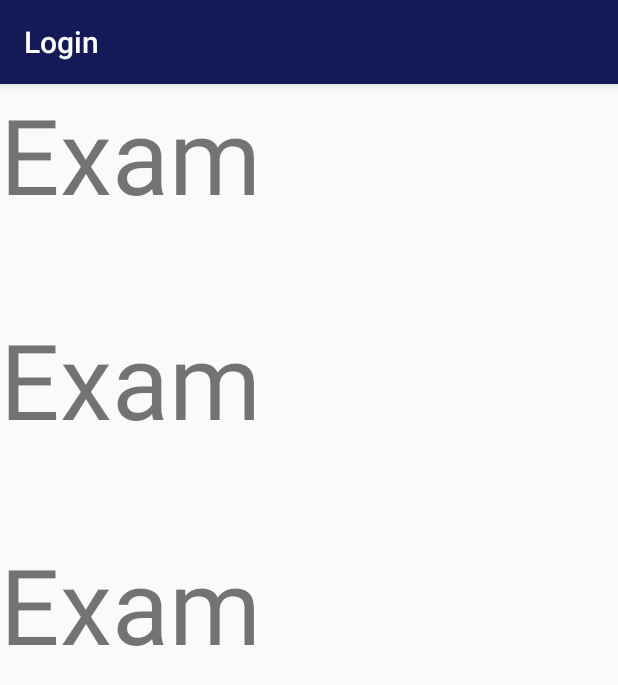
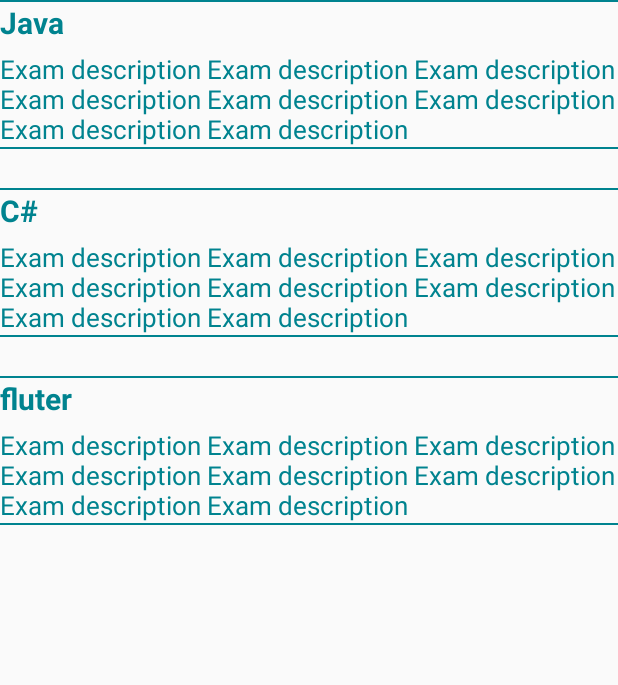
Before and after one commit to omarfaroke/TesterApp, an Android app: the ExamFragment screen opened directly, with no data from a screen before it, on a phone screen of 412 x 824 dp. Shown: the top 685 px of the screen. Run offline under Robolectric (Android 15) with nearby library versions, the phone set to English and light mode, and no system bars; our stand-ins replace Volley; network calls fail.

```diff
--- a/app/src/main/java/com/codingacademy/testerapp/ExamFragment.java
+++ b/app/src/main/java/com/codingacademy/testerapp/ExamFragment.java
@@ -13,10 +13,23 @@ import android.view.View;
 import android.view.ViewGroup;
 import android.widget.TextView;
 
+import com.android.volley.AuthFailureError;
+import com.android.volley.Request;
+import com.android.volley.Response;
+import com.android.volley.VolleyError;
+import com.android.volley.toolbox.StringRequest;
 import com.codingacademy.testerapp.model.Exam;
+import com.codingacademy.testerapp.requests.VolleyCallback;
+import com.google.gson.Gson;
+import com.google.gson.GsonBuilder;
+
+import org.json.JSONArray;
+import org.json.JSONException;
+import org.json.JSONObject;
 
 import java.util.ArrayList;
 import java.util.List;
+import java.util.Map;
 
 
 /**
@@ -24,8 +37,10 @@ import java.util.List;
  */
 public class ExamFragment extends Fragment {
     RecyclerView recyclerExam;
-List<Exam> examsArr;
+   Exam[] examsArr;
     ExamAdapter examAdapter;
+    int cat_id = 0;
+
     public ExamFragment() {
         // Required empty public constructor
     }
@@ -35,46 +50,93 @@ ExamAdapter examAdapter;
     public View onCreateView(LayoutInflater inflater, ViewGroup container,
                              Bundle savedInstanceState) {
         // Inflate the layout for this fragment
-        View v= inflater.inflate(R.layout.fragment_exam, container, false);
+        View v = inflater.inflate(R.layout.fragment_exam, container, false);
         fillExam();
+        getExam(cat_id, new VolleyCallback() {
+
+            @Override
+            public void onSuccess(JSONObject result) throws JSONException {
+
+                JSONArray examJsonArray=result.getJSONArray("Exams");
+
+                examsArr=new Exam[examJsonArray.length()];
+                Gson gson=new GsonBuilder().create();
+examsArr=gson.fromJson(examJsonArray.toString(),Exam[].class);
+            }
+
+            @Override
+            public void onError(String result) throws Exception {
+
+            }
+        });
         intViwes(v);
         return v;
     }
-void fillExam(){
-   examsArr=new ArrayList<>();
-   examsArr.add(new Exam(null,null,"Java",null,null,null,null,null));
-   examsArr.add(new Exam(null,null,"C#",null,null,null,null,null));
-   examsArr.add(new Exam(null,null,"fluter",null,null,null,null,null));
+
+    private void getExam(int cat_id, final VolleyCallback mCallback) {
+        String url = Constants.REGISTER;
+
+        StringRequest stringRequest = new StringRequest(Request.Method.GET, url,
+                response -> {
+                    try {
+                        JSONObject jsonObject = new JSONObject(response);
+                        mCallback.onSuccess(jsonObject);
+                    } catch (JSONException e) {
+                        e.printStackTrace();
+                    }
+
+                }, error -> {
+            try {
+                mCallback.onError(error.getMessage());
+            } catch (Exception e) {
+                e.printStackTrace();
+            }
+        }) {
+            @Override
+            protected Map<String, String> getParams() throws AuthFailureError {
+                return super.getParams();
+            }
+        };
+    }
+
+    void fillExam() {
+        examsArr = new Exam[3];
+        examsArr[0]=(new Exam(null, null, "Java", null, null, null, null, null));
+        examsArr[1]=(new Exam(null, null, "C#", null, null, null, null, null));
+        examsArr[2]=(new Exam(null, null, "fluter", null, null, null, null, null));
 
     }
+
     private void intViwes(View v) {
-        recyclerExam=v.findViewById(R.id.recyclerExam);
-        recyclerExam.setLayoutManager(new LinearLayoutManager( getActivity()));
+        recyclerExam = v.findViewById(R.id.recyclerExam);
+        recyclerExam.setLayoutManager(new LinearLayoutManager(getActivity()));
         recyclerExam.setAdapter(new ExamAdapter());
     }
+
     private class ExamAdapter extends RecyclerView.Adapter<ExamAdapter.ExamVH> {
 
         @NonNull
         @Override
         public ExamVH onCreateViewHolder(@NonNull ViewGroup parent, int viewType) {
-        return new ExamVH(LayoutInflater.from(getActivity()).inflate(R.layout.temp_exam,parent,false));
+            return new ExamVH(LayoutInflater.from(getActivity()).inflate(R.layout.temp_exam, parent, false));
         }
 
         @Override
         public void onBindViewHolder(@NonNull ExamVH holder, int position) {
-holder.examName.setText(examsArr.get(position).getExamName());
+            holder.examName.setText(examsArr[position].getExamName());
         }
 
         @Override
         public int getItemCount() {
-        return examsArr.size();
+            return examsArr.length;
         }
 
-    private class ExamVH extends RecyclerView.ViewHolder{
+        private class ExamVH extends RecyclerView.ViewHolder {
             TextView examName;
+
             public ExamVH(@NonNull View itemView) {
                 super(itemView);
-                examName.findViewById(R.id.exam_name);
+                examName = itemView.findViewById(R.id.exam_name);
             }
         }
     }
--- a/app/src/main/java/com/codingacademy/testerapp/model/Exam.java
+++ b/app/src/main/java/com/codingacademy/testerapp/model/Exam.java
@@ -33,8 +33,15 @@ public class Exam {
     @SerializedName("exam_time")
     private Integer examTime;
 
-    @SerializedName("exam_passe")
+    @SerializedName("exam_pass")
     private Integer examPass;
+
+    @SerializedName("exam_note")
+    private Integer examNote;
+
+
+    @SerializedName("exam_description")
+    private Integer examDescription;
 
     private Integer status;
 
@@ -68,6 +75,14 @@ public class Exam {
         return status;
     }
 
+    public Integer getExamNote() {
+        return examNote;
+    }
+
+    public Integer getExamDescription() {
+        return examDescription;
+    }
+
     public List<Sample> getSamples() {
         return samples;
     }
--- a/app/src/main/res/layout/include_drawer_header_news.xml
+++ b/app/src/main/res/layout/include_drawer_header_news.xml
@@ -19,7 +19,7 @@
         android:layout_width="64dp"
         android:layout_height="64dp"
         android:layout_margin="@dimen/spacing_large"
-        android:src="@drawable/photo_male_6"
+        android:src="@drawable/userphoto"
         app:civ_border_width="2dp" />
 
 
@@ -42,7 +42,7 @@
             android:id="@+id/email"
             android:layout_width="wrap_content"
             android:layout_height="wrap_content"
-            android:text="johnmiller@mail.com"
+            android:text="codingacademy@mail.com"
             android:textAppearance="@style/TextAppearance.AppCompat.Body1" />
 
     </LinearLayout>
--- a/app/src/main/res/layout/temp_category.xml
+++ b/app/src/main/res/layout/temp_category.xml
@@ -4,7 +4,7 @@
     android:layout_width="match_parent"
     android:layout_height="100dp"
 
-    app:cardBackgroundColor="@color/secondPage"
+    app:cardBackgroundColor="@color/text"
     app:cardCornerRadius="3dp"
     app:cardElevation="2dp">
     <LinearLayout
@@ -27,11 +27,12 @@ android:gravity="center"
         </de.hdodenhof.circleimageview.CircleImageView>
 
         <TextView
+            android:text="Java"
             android:id="@+id/mTextCat"
             android:layout_width="wrap_content"
             android:layout_height="wrap_content"
 
-android:textColor="@color/text"
+android:textColor="@color/secondPage"
 
 
 
--- a/app/src/main/res/layout/temp_exam.xml
+++ b/app/src/main/res/layout/temp_exam.xml
@@ -1,13 +1,47 @@
 <?xml version="1.0" encoding="utf-8"?>
 <LinearLayout xmlns:android="http://schemas.android.com/apk/res/android"
     android:orientation="vertical" android:layout_width="match_parent"
-    android:layout_height="150dp">
-    <TextView
-        android:id="@+id/exam_name"
+    android:layout_height="125dp">
+
+
+    <LinearLayout
         android:layout_width="match_parent"
         android:layout_height="wrap_content"
-        android:text="Exam"
-        android:textSize="70dp"
-        />
+        android:layout_gravity="top"
+        android:orientation="vertical">
+        <View
+            android:layout_width="match_parent"
+            android:layout_height="1dp"
+            android:background="@color/secondPage" />
+        <TextView
+            android:id="@+id/exam_name"
+android:textSize="20dp"
+            android:layout_width="wrap_content"
+            android:layout_height="wrap_content"
+            android:maxLines="2"
+            android:text="Exam Name Exam description Exam description Exam description Exam description "
+            android:textAppearance="@style/TextAppearance.AppCompat.Subhead"
+            android:textColor="@color/secondPage"
+            android:textStyle="bold" />
+
+
+        <TextView
+            android:text="Exam description Exam description Exam description Exam description Exam description Exam description Exam description Exam description "
+            android:textSize="17dp"
+
+            android:id="@+id/exam_desc"
+            android:layout_width="wrap_content"
+            android:layout_height="wrap_content"
+            android:layout_marginTop="@dimen/spacing_medium"
+            android:maxLines="3"
+            android:textAppearance="@style/TextAppearance.AppCompat.Small"
+            android:textColor="@color/secondPage" />
+
+        <View
+            android:layout_width="match_parent"
+            android:layout_height="1dp"
+            android:background="@color/secondPage" />
+
+    </LinearLayout>
 
 </LinearLayout>
--- a/app/src/main/res/layout/temp_top_pro.xml
+++ b/app/src/main/res/layout/temp_top_pro.xml
@@ -18,6 +18,8 @@
         <RelativeLayout
 
             android:layout_width="match_parent"
+            android:background="@color/secondPage"
+
             android:layout_height="match_parent">
 
 
@@ -45,9 +47,11 @@
                 android:autoSizeMaxTextSize="15sp"
                 android:autoSizeMinTextSize="8sp"
                 android:autoSizeTextType="uniform"
+                android:rotation="-20"
+                android:textStyle="bold"
                 android:gravity="center"
                 android:text="Canada"
-                android:textColor="#000" />
+                android:textColor="@color/text" />
 
             <de.hdodenhof.circleimageview.CircleImageView
                 android:id="@+id/top_cat_photo"
--- a/app/src/main/res/values/styles.xml
+++ b/app/src/main/res/values/styles.xml
@@ -1,7 +1,7 @@
 <resources>
 
     <!-- Base application theme. -->
-    <style name="AppTheme" parent="Theme.AppCompat.Light.DarkActionBar">
+    <style name="AppTheme" parent="Theme.AppCompat.Light.NoActionBar">
         <!-- Customize your theme here. -->
         <item name="colorPrimary">@color/colorPrimary</item>
         <item name="colorPrimaryDark">@color/colorPrimaryDark</item>
```
Also changed, not shown: app/src/main/AndroidManifest.xml (+2 -6 lines), app/src/main/java/com/codingacademy/testerapp/AlertDialogAcativitiy.java (added, +46 -0 lines), app/src/main/java/com/codingacademy/testerapp/CategoryFragment.java (renamed from app/src/main/java/com/codingacademy/testerapp/CategoryActivity.java, +56 -60 lines), app/src/main/java/com/codingacademy/testerapp/LoginActivity.java (+3 -9 lines), app/src/main/java/com/codingacademy/testerapp/MenuDrawerNews.java (+17 -5 lines), app/src/main/java/com/codingacademy/testerapp/model/Choice.java (added, +56 -0 lines), app/src/main/java/com/codingacademy/testerapp/model/Question.java (added, +86 -0 lines), app/src/main/res/layout/activity_category.xml (+4 -3 lines), app/src/main/res/layout/activity_menu_drawer_news.xml (+12 -10 lines), app/src/main/res/layout/certification.xml (added, +89 -0 lines), app/src/main/res/layout/dialog_notificatiom_exam.xml (added, +19 -0 lines), app/src/main/res/layout/exam_content.xml (added, +59 -0 lines). Lines whose indentation alone changed are shown as unchanged.
